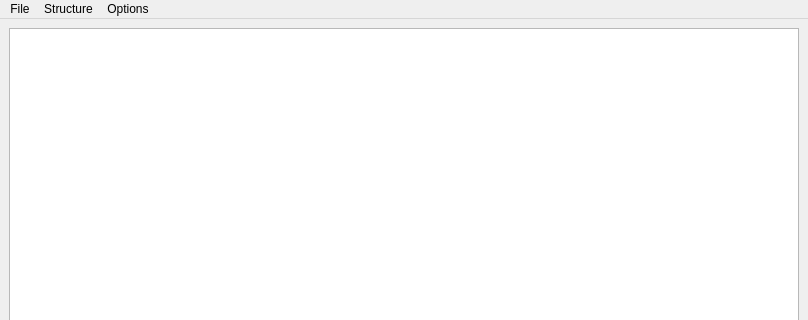
Old version of the form Main.ui in the repository mendoza/hotcake; both pictures show x 0 to 808 and y 0 to 320 of the 808 by 600 pixel window.
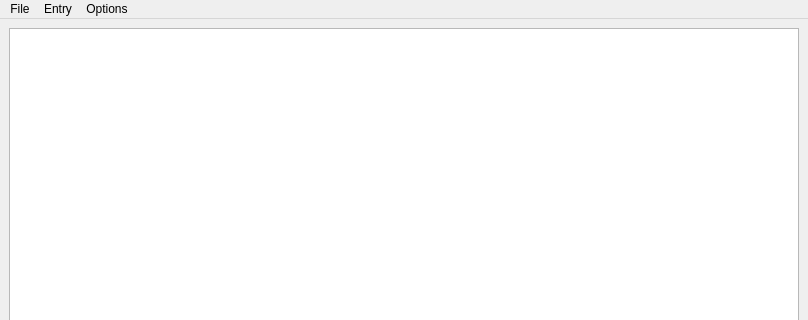
New version of the form. Icons and pictures are not drawn.

Patch:
```diff
--- a/Main.ui
+++ b/Main.ui
@@ -49,7 +49,7 @@
    </widget>
    <widget class="QMenu" name="menuStructure">
     <property name="title">
-     <string>Structure</string>
+     <string>Entry</string>
     </property>
     <addaction name="actionNew_Structure"/>
     <addaction name="actionEdit_Structure"/>
```
Left out of the diff: 4 changed lines with no effect on the pictures.
